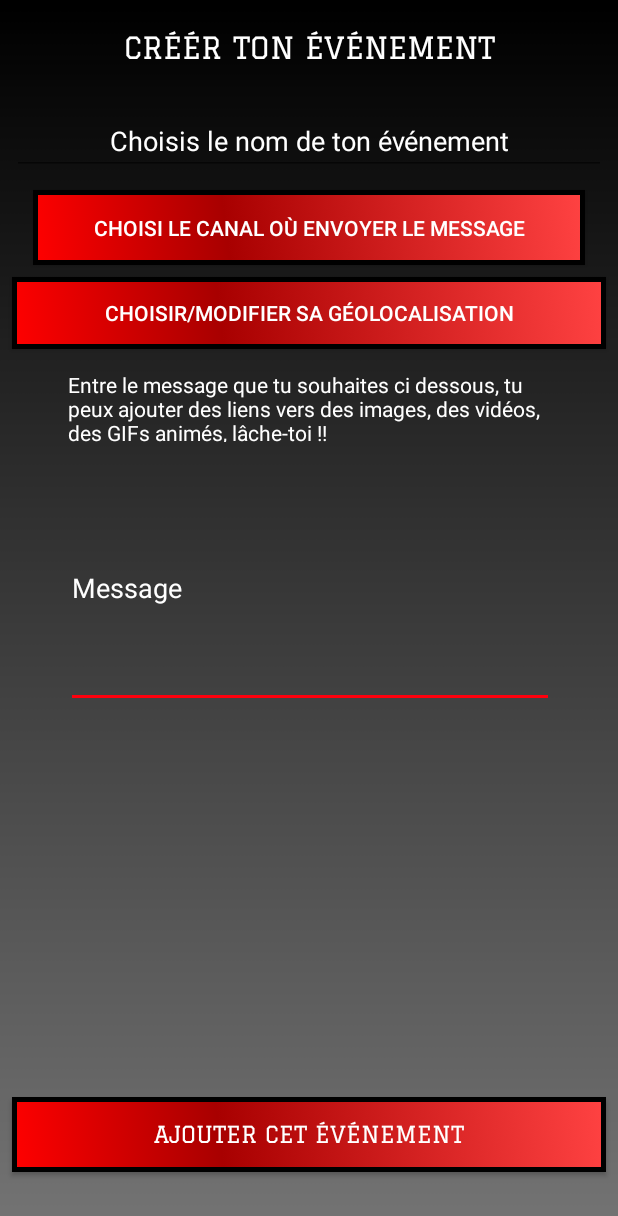
After one commit to kerunix/Materless, an Android app: the layout activity_message_setting_geoloc.xml on its own in the app's theme, with its tools: preview values and no code run, on a phone screen of 412 x 824 dp. The commit adds this screen. Shown: the top 1216 px of the screen. Run offline under Robolectric (Android 15) with nearby library versions, the phone set to English and light mode, and no system bars.

Commit message:
adding of messageGelocActivity

```diff
--- a/app/src/main/java/matterless/fr/wcs/matterless/Message.java
+++ b/app/src/main/java/matterless/fr/wcs/matterless/Message.java
@@ -22,7 +22,7 @@ class Message implements Parcelable {
     private LatLng mLatLng;
 
 
-    private Message(){}
+    public Message(){}
 
     public Message(String[] str){
         mDays = new ArrayList<>();
--- /dev/null
+++ b/app/src/main/res/layout/activity_message_setting_geoloc.xml
@@ -0,0 +1,144 @@
+<?xml version="1.0" encoding="utf-8"?>
+<android.support.constraint.ConstraintLayout xmlns:android="http://schemas.android.com/apk/res/android"
+    xmlns:app="http://schemas.android.com/apk/res-auto"
+    xmlns:tools="http://schemas.android.com/tools"
+    android:id="@+id/activity_message_setting"
+    android:layout_width="match_parent"
+    android:layout_height="match_parent"
+    tools:context="matterless.fr.wcs.matterless.MessageSettingActivity"
+    android:background="@drawable/gradiantalt"
+    tools:layout_editor_absoluteY="81dp"
+    tools:layout_editor_absoluteX="0dp">
+
+
+    <matterless.fr.wcs.matterless.CustomPolice
+        android:id="@+id/textViewMyEventsSettings"
+        android:layout_width="wrap_content"
+        android:layout_height="wrap_content"
+        android:text="@string/textViewMyEventsSettingsText"
+        android:textAlignment="center"
+        android:textAllCaps="true"
+        android:textColor="@color/white"
+        android:textSize="20sp"
+        android:textStyle="bold"
+        app:font="Graduate-Regular.ttf"
+        android:background="@color/transparent"
+        android:layout_marginStart="8dp"
+        android:layout_marginEnd="8dp"
+        app:layout_constraintTop_toTopOf="parent"
+        android:layout_marginTop="8dp"
+        android:layout_marginLeft="8dp"
+        app:layout_constraintLeft_toLeftOf="parent"
+        android:layout_marginRight="8dp"
+        app:layout_constraintRight_toRightOf="parent" />
+
+    <EditText
+        android:id="@+id/editTextMessageContent"
+        android:layout_width="325dp"
+        android:layout_height="160dp"
+        android:inputType="textMultiLine"
+        android:ems="10"
+        android:hint="@string/editTextMessageContentHintText"
+        android:textColor="@color/white"
+        android:textColorHint="@color/white"
+        android:layout_marginStart="8dp"
+        android:layout_marginEnd="8dp"
+        android:layout_marginLeft="8dp"
+        app:layout_constraintLeft_toLeftOf="parent"
+        android:layout_marginRight="8dp"
+        app:layout_constraintRight_toRightOf="parent"
+        android:layout_marginTop="17dp"
+        app:layout_constraintTop_toBottomOf="@+id/textViewMesageContentDescription"
+        app:layout_constraintHorizontal_bias="0.511" />
+
+    <matterless.fr.wcs.matterless.CustomPolice
+        android:id="@+id/buttonCreateEvent"
+        android:layout_width="0dp"
+        android:layout_height="wrap_content"
+        android:layout_marginBottom="8dp"
+        android:layout_marginEnd="8dp"
+        android:layout_marginLeft="8dp"
+        android:layout_marginRight="8dp"
+        android:layout_marginStart="8dp"
+        android:layout_marginTop="8dp"
+        android:background="@drawable/buttonshape"
+        android:text="@string/buttonCreateEventText"
+        android:textColor="@color/white"
+        app:font="Graduate-Regular.ttf"
+        android:textSize="15sp"
+        app:layout_constraintBottom_toBottomOf="parent"
+        app:layout_constraintHorizontal_bias="0.0"
+        app:layout_constraintLeft_toLeftOf="parent"
+        app:layout_constraintRight_toRightOf="parent"
+        app:layout_constraintTop_toBottomOf="@+id/editTextMessageContent"
+        app:layout_constraintVertical_bias="0.878" />
+
+    <TextView
+        android:id="@+id/textViewMesageContentDescription"
+        android:layout_width="322dp"
+        android:layout_height="48dp"
+        android:text="@string/textViewMesageContentDescriptionText"
+        android:textColor="@color/white"
+        android:layout_marginStart="8dp"
+        android:layout_marginEnd="8dp"
+        android:layout_marginLeft="8dp"
+        app:layout_constraintLeft_toLeftOf="parent"
+        android:layout_marginRight="8dp"
+        app:layout_constraintRight_toRightOf="parent"
+        android:layout_marginTop="14dp"
+        app:layout_constraintTop_toBottomOf="@+id/buttonGeoloc" />
+
+    <Button
+        android:id="@+id/buttonGeoloc"
+        android:layout_width="match_parent"
+        android:layout_height="wrap_content"
+        android:layout_marginEnd="8dp"
+        android:layout_marginLeft="8dp"
+        android:layout_marginRight="8dp"
+        android:layout_marginStart="8dp"
+        android:layout_marginTop="8dp"
+        android:background="@drawable/spinner_item_shape"
+        android:text="@string/Geolocalisation"
+        android:textAllCaps="true"
+        android:textColor="@color/white"
+        app:layout_constraintLeft_toLeftOf="parent"
+        app:layout_constraintRight_toRightOf="parent"
+        app:layout_constraintTop_toBottomOf="@+id/buttonChoseChannel" />
+
+    <EditText
+        android:id="@+id/editTextMessageName"
+        android:layout_width="0dp"
+        android:layout_height="wrap_content"
+        android:layout_marginLeft="8dp"
+        android:layout_marginRight="8dp"
+        android:layout_marginTop="15dp"
+        android:ems="10"
+        android:hint="@string/editTextNameHint"
+        android:textAlignment="center"
+        android:inputType="textPersonName"
+        android:textColor="@color/white"
+        android:textColorHint="@color/white"
+        app:layout_constraintLeft_toLeftOf="parent"
+        app:layout_constraintRight_toRightOf="parent"
+        app:layout_constraintTop_toBottomOf="@+id/textViewMyEventsSettings"
+        android:layout_marginStart="8dp"
+        android:layout_marginEnd="8dp"
+        app:layout_constraintHorizontal_bias="1.0" />
+
+    <Button
+        android:id="@+id/buttonChoseChannel"
+        android:layout_width="368dp"
+        android:layout_height="wrap_content"
+        android:text="@string/buttonPickChannel"
+        android:textColor="@color/white"
+        android:background="@drawable/buttonshape"
+        android:layout_marginTop="10dp"
+        app:layout_constraintTop_toBottomOf="@+id/editTextMessageName"
+        android:layout_marginRight="8dp"
+        app:layout_constraintRight_toRightOf="parent"
+        android:layout_marginLeft="8dp"
+        app:layout_constraintLeft_toLeftOf="parent"
+        android:layout_marginStart="8dp"
+        android:layout_marginEnd="8dp" />
+
+</android.support.constraint.ConstraintLayout>
--- a/app/src/main/res/values/strings.xml
+++ b/app/src/main/res/values/strings.xml
@@ -33,6 +33,10 @@
 
     <string name="buttonTimePickerText">Heure</string>
     <string name="buttonSelectDayText">Jours</string>
+
+    <!-- MessageSettingsActivity(Geoloc) -->
+
+    <string name="Geolocalisation">Choisir/Modifier sa géolocalisation</string>
 
     <!-- SettingsActivity -->
 
```
Also changed, not shown: app/src/main/java/matterless/fr/wcs/matterless/MessageSettingGeolocActivity.java (added, +251 -0 lines).
